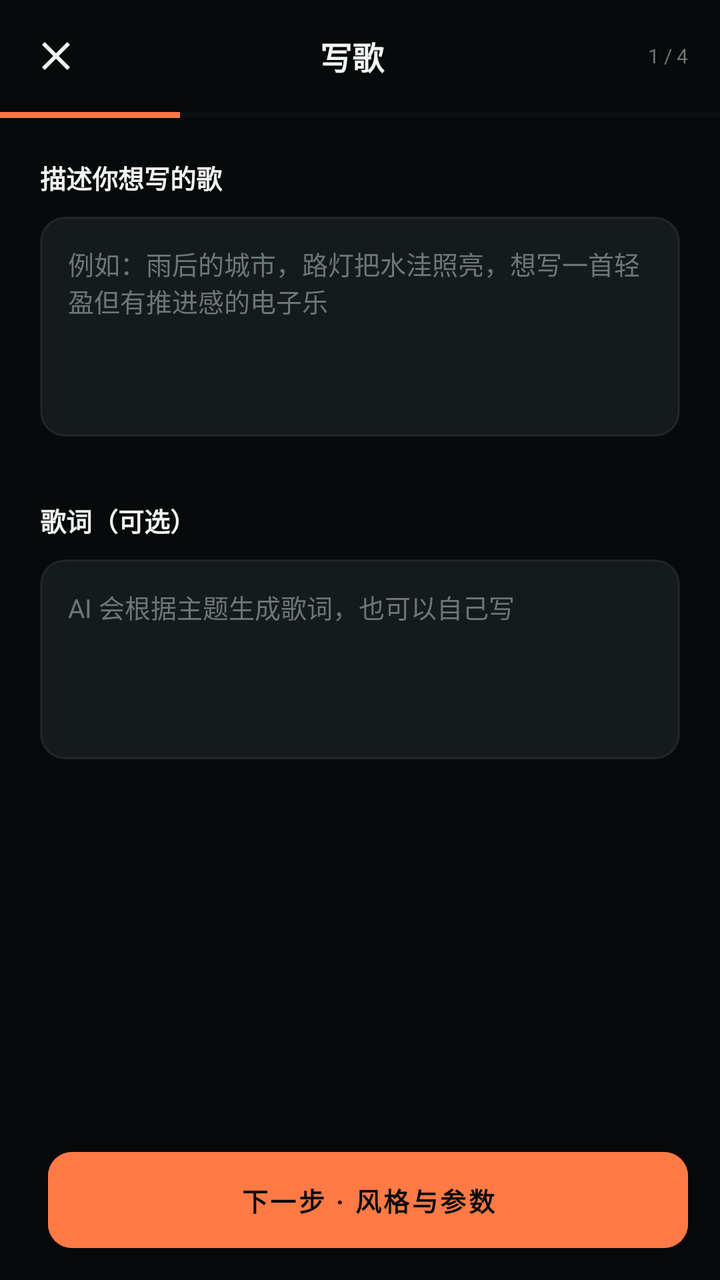
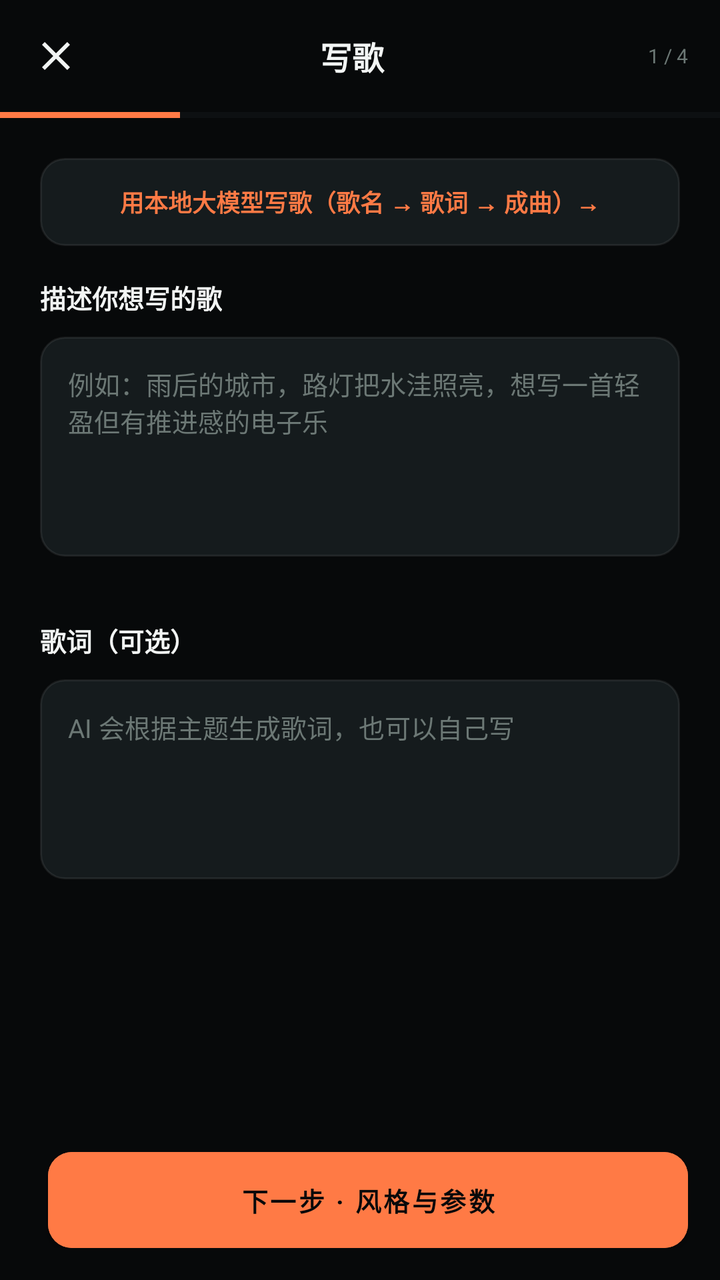

Screens rendered from an Android XML layout before and after an edit, with the pre-edit source and the edit as a unified diff.
<!-- AndroidManifest.xml: application theme Theme.SonicHub -->
<!-- res/layout/activity_create.xml -->
<?xml version="1.0" encoding="utf-8"?>
<LinearLayout xmlns:android="http://schemas.android.com/apk/res/android"
    xmlns:app="http://schemas.android.com/apk/res-auto"
    android:layout_width="match_parent"
    android:layout_height="match_parent"
    android:background="@color/bg"
    android:orientation="vertical">

    <LinearLayout
        android:layout_width="match_parent"
        android:layout_height="56dp"
        android:gravity="center_vertical"
        android:orientation="horizontal"
        android:paddingStart="8dp"
        android:paddingEnd="16dp">

        <ImageButton
            android:id="@+id/closeButton"
            android:layout_width="40dp"
            android:layout_height="40dp"
            android:background="?attr/selectableItemBackgroundBorderless"
            android:contentDescription="关闭"
            android:src="@drawable/ic_close"
            app:tint="@color/text" />

        <TextView
            android:id="@+id/title"
            android:layout_width="0dp"
            android:layout_height="wrap_content"
            android:layout_weight="1"
            android:gravity="center"
            android:text="写歌"
            android:textColor="@color/text"
            android:textSize="16sp"
            android:textStyle="bold" />

        <TextView
            android:id="@+id/stepText"
            android:layout_width="40dp"
            android:layout_height="wrap_content"
            android:gravity="end"
            android:text="1 / 4"
            android:textColor="@color/text_3"
            android:textSize="10sp" />
    </LinearLayout>

    <ProgressBar
        android:id="@+id/stepProgress"
        style="?android:attr/progressBarStyleHorizontal"
        android:layout_width="match_parent"
        android:layout_height="3dp"
        android:max="100"
        android:progress="25"
        android:progressTint="@color/accent"
        android:progressBackgroundTint="@color/surface_3" />

    <ScrollView
        android:layout_width="match_parent"
        android:layout_height="0dp"
        android:layout_weight="1"
        android:fillViewport="true"
        android:scrollbars="none">

        <LinearLayout
            android:layout_width="match_parent"
            android:layout_height="wrap_content"
            android:orientation="vertical"
            android:paddingStart="20dp"
            android:paddingTop="20dp"
            android:paddingEnd="20dp"
            android:paddingBottom="20dp">

            <LinearLayout
                android:id="@+id/step1"
                android:layout_width="match_parent"
                android:layout_height="wrap_content"
                android:orientation="vertical">

                <TextView
                    android:layout_width="wrap_content"
                    android:layout_height="wrap_content"
                    android:text="描述你想写的歌"
                    android:textColor="@color/text"
                    android:textSize="13sp"
                    android:textStyle="bold" />

                <EditText
                    android:id="@+id/promptInput"
                    android:layout_width="match_parent"
                    android:layout_height="110dp"
                    android:layout_marginTop="10dp"
                    android:background="@drawable/bg_input"
                    android:gravity="top|start"
                    android:hint="例如：雨后的城市，路灯把水洼照亮，想写一首轻盈但有推进感的电子乐"
                    android:padding="14dp"
                    android:textColor="@color/text"
                    android:textColorHint="@color/text_3"
                    android:textSize="13sp" />

                <HorizontalScrollView
                    android:layout_width="match_parent"
                    android:layout_height="wrap_content"
                    android:layout_marginTop="12dp"
                    android:scrollbars="none">

                    <LinearLayout
                        android:id="@+id/templateRow"
                        android:layout_width="wrap_content"
                        android:layout_height="wrap_content"
                        android:orientation="horizontal" />
                </HorizontalScrollView>

                <TextView
                    android:layout_width="wrap_content"
                    android:layout_height="wrap_content"
                    android:layout_marginTop="20dp"
                    android:text="歌词（可选）"
                    android:textColor="@color/text"
                    android:textSize="13sp"
                    android:textStyle="bold" />

                <EditText
                    android:id="@+id/lyricsInput"
                    android:layout_width="match_parent"
                    android:layout_height="100dp"
                    android:layout_marginTop="10dp"
                    android:background="@drawable/bg_input"
                    android:gravity="top|start"
                    android:hint="AI 会根据主题生成歌词，也可以自己写"
                    android:padding="14dp"
                    android:textColor="@color/text"
                    android:textColorHint="@color/text_3"
                    android:textSize="13sp" />
            </LinearLayout>

            <LinearLayout
                android:id="@+id/step2"
                android:layout_width="match_parent"
                android:layout_height="wrap_content"
                android:orientation="vertical"
                android:visibility="gone">

                <TextView
                    android:layout_width="wrap_content"
                    android:layout_height="wrap_content"
                    android:text="风格（最多 3 个）"
                    android:textColor="@color/text"
                    android:textSize="13sp"
                    android:textStyle="bold" />

                <com.google.android.material.chip.ChipGroup
                    android:id="@+id/styleGroup"
                    android:layout_width="match_parent"
                    android:layout_height="wrap_content"
                    android:layout_marginTop="8dp"
                    app:chipSpacingHorizontal="8dp"
                    app:singleSelection="false" />

                <TextView
                    android:layout_width="wrap_content"
                    android:layout_height="wrap_content"
                    android:layout_marginTop="18dp"
                    android:text="时长"
                    android:textColor="@color/text"
                    android:textSize="13sp"
                    android:textStyle="bold" />

                <com.google.android.material.chip.ChipGroup
                    android:id="@+id/durationGroup"
                    android:layout_width="match_parent"
                    android:layout_height="wrap_content"
                    android:layout_marginTop="8dp"
                    app:chipSpacingHorizontal="8dp"
                    app:singleSelection="true" />

                <TextView
                    android:layout_width="wrap_content"
                    android:layout_height="wrap_content"
                    android:layout_marginTop="18dp"
                    android:text="人声"
                    android:textColor="@color/text"
                    android:textSize="13sp"
                    android:textStyle="bold" />

                <com.google.android.material.chip.ChipGroup
                    android:id="@+id/vocalGroup"
                    android:layout_width="match_parent"
                    android:layout_height="wrap_content"
                    android:layout_marginTop="8dp"
                    app:chipSpacingHorizontal="8dp"
                    app:singleSelection="true" />

                <TextView
                    android:layout_width="wrap_content"
                    android:layout_height="wrap_content"
                    android:layout_marginTop="18dp"
                    android:text="音质"
                    android:textColor="@color/text"
                    android:textSize="13sp"
                    android:textStyle="bold" />

                <com.google.android.material.chip.ChipGroup
                    android:id="@+id/qualityGroup"
                    android:layout_width="match_parent"
                    android:layout_height="wrap_content"
                    android:layout_marginTop="8dp"
                    app:chipSpacingHorizontal="8dp"
                    app:singleSelection="true" />

                <Switch
                    android:id="@+id/stemsSwitch"
                    android:layout_width="match_parent"
                    android:layout_height="wrap_content"
                    android:layout_marginTop="18dp"
                    android:checked="true"
                    android:text="生成分轨（人声、鼓、贝斯、旋律）"
                    android:textColor="@color/text_2"
                    android:textSize="12sp" />
            </LinearLayout>

            <LinearLayout
                android:id="@+id/step3"
                android:layout_width="match_parent"
                android:layout_height="wrap_content"
                android:orientation="vertical"
                android:visibility="gone">

                <LinearLayout
                    android:layout_width="match_parent"
                    android:layout_height="wrap_content"
                    android:background="@drawable/bg_card"
                    android:orientation="vertical"
                    android:padding="16dp">

                    <TextView
                        android:layout_width="wrap_content"
                        android:layout_height="wrap_content"
                        android:fontFamily="monospace"
                        android:text="本次创作"
                        android:textColor="@color/text_3"
                        android:textSize="9sp" />

                    <TextView
                        android:id="@+id/quoteSummary"
                        android:layout_width="match_parent"
                        android:layout_height="wrap_content"
                        android:layout_marginTop="6dp"
                        android:textColor="@color/text"
                        android:textSize="17sp"
                        android:textStyle="bold" />

                    <TextView
                        android:id="@+id/quoteDetail"
                        android:layout_width="match_parent"
                        android:layout_height="wrap_content"
                        android:layout_marginTop="12dp"
                        android:lineSpacingExtra="6dp"
                        android:textColor="@color/text_2"
                        android:textSize="12sp" />
                </LinearLayout>

                <TextView
                    android:id="@+id/balanceText"
                    android:layout_width="match_parent"
                    android:layout_height="wrap_content"
                    android:layout_marginTop="12dp"
                    android:textColor="@color/text_3"
                    android:textSize="11sp" />

                <CheckBox
                    android:id="@+id/agree1"
                    android:layout_width="match_parent"
                    android:layout_height="wrap_content"
                    android:layout_marginTop="14dp"
                    android:buttonTint="@color/accent"
                    android:text="我已阅读并同意《AI 生成内容使用说明》"
                    android:textColor="@color/text_2"
                    android:textSize="11sp" />

                <CheckBox
                    android:id="@+id/agree2"
                    android:layout_width="match_parent"
                    android:layout_height="wrap_content"
                    android:buttonTint="@color/accent"
                    android:text="我确认输入内容不侵犯他人著作权，作品将标注 AI 生成"
                    android:textColor="@color/text_2"
                    android:textSize="11sp" />
            </LinearLayout>

            <LinearLayout
                android:id="@+id/step4"
                android:layout_width="match_parent"
                android:layout_height="wrap_content"
                android:orientation="vertical"
                android:visibility="gone">

                <TextView
                    android:id="@+id/stageText"
                    android:layout_width="match_parent"
                    android:layout_height="wrap_content"
                    android:layout_marginTop="10dp"
                    android:gravity="center"
                    android:text="正在创建任务…"
                    android:textColor="@color/text"
                    android:textSize="14sp"
                    android:textStyle="bold" />

                <ProgressBar
                    android:id="@+id/genProgress"
                    style="?android:attr/progressBarStyleHorizontal"
                    android:layout_width="match_parent"
                    android:layout_height="8dp"
                    android:layout_marginTop="18dp"
                    android:max="100"
                    android:progress="0"
                    android:progressTint="@color/accent"
                    android:progressBackgroundTint="@color/surface_3" />

                <TextView
                    android:id="@+id/progressHint"
                    android:layout_width="match_parent"
                    android:layout_height="wrap_content"
                    android:layout_marginTop="10dp"
                    android:gravity="center"
                    android:text="可以离开此页，完成后会通知你"
                    android:textColor="@color/text_3"
                    android:textSize="10sp" />

                <LinearLayout
                    android:id="@+id/resultGroup"
                    android:layout_width="match_parent"
                    android:layout_height="wrap_content"
                    android:layout_marginTop="22dp"
                    android:orientation="vertical"
                    android:visibility="gone">

                    <TextView
                        android:layout_width="wrap_content"
                        android:layout_height="wrap_content"
                        android:text="发布设置"
                        android:textColor="@color/text"
                        android:textSize="14sp"
                        android:textStyle="bold" />

                    <EditText
                        android:id="@+id/workTitle"
                        android:layout_width="match_parent"
                        android:layout_height="46dp"
                        android:layout_marginTop="10dp"
                        android:background="@drawable/bg_input"
                        android:hint="作品名"
                        android:paddingStart="14dp"
                        android:paddingEnd="14dp"
                        android:textColor="@color/text"
                        android:textColorHint="@color/text_3"
                        android:textSize="13sp" />

                    <TextView
                        android:layout_width="wrap_content"
                        android:layout_height="wrap_content"
                        android:layout_marginTop="14dp"
                        android:text="可见性"
                        android:textColor="@color/text_2"
                        android:textSize="12sp" />

                    <com.google.android.material.chip.ChipGroup
                        android:id="@+id/visibilityGroup"
                        android:layout_width="match_parent"
                        android:layout_height="wrap_content"
                        android:layout_marginTop="6dp"
                        app:chipSpacingHorizontal="8dp"
                        app:singleSelection="true" />

                    <CheckBox
                        android:id="@+id/aiCheck"
                        android:layout_width="match_parent"
                        android:layout_height="wrap_content"
                        android:layout_marginTop="12dp"
                        android:buttonTint="@color/accent"
                        android:text="本作品由 AI 生成，我确认不侵犯他人著作权"
                        android:textColor="@color/text_2"
                        android:textSize="11sp" />

                    <com.google.android.material.button.MaterialButton
                        android:id="@+id/publishButton"
                        style="@style/Widget.Button.Primary"
                        android:layout_width="match_parent"
                        android:layout_height="46dp"
                        android:layout_marginTop="12dp"
                        android:text="提交审核并发布" />
                </LinearLayout>

                <TextView
                    android:id="@+id/cancelButton"
                    android:layout_width="match_parent"
                    android:layout_height="wrap_content"
                    android:layout_marginTop="16dp"
                    android:gravity="center"
                    android:padding="10dp"
                    android:text="取消生成并退还积分"
                    android:textColor="@color/danger"
                    android:textSize="11sp" />
            </LinearLayout>
        </LinearLayout>
    </ScrollView>

    <LinearLayout
        android:layout_width="match_parent"
        android:layout_height="wrap_content"
        android:gravity="center_vertical"
        android:orientation="horizontal"
        android:padding="16dp">

        <TextView
            android:id="@+id/backStep"
            android:layout_width="wrap_content"
            android:layout_height="wrap_content"
            android:padding="10dp"
            android:text="上一步"
            android:textColor="@color/text_2"
            android:textSize="12sp"
            android:visibility="gone" />

        <com.google.android.material.button.MaterialButton
            android:id="@+id/nextButton"
            style="@style/Widget.Button.Primary"
            android:layout_width="0dp"
            android:layout_height="48dp"
            android:layout_marginStart="8dp"
            android:layout_weight="1"
            android:text="下一步 · 风格与参数" />
    </LinearLayout>
</LinearLayout>
<!-- resources referenced by this layout -->
<resources>
  <color name="accent">#FFFF7A45</color>
  <color name="bg">#FF07090A</color>
  <color name="danger">#FFFF5F5F</color>
  <color name="surface_3">#FF1C2426</color>
  <color name="text">#FFF2F5F4</color>
  <color name="text_2">#FFA3AEAB</color>
  <color name="text_3">#FF6C7875</color>
  <!-- drawable bg_card (drawable) -->
  <?xml version="1.0" encoding="utf-8"?>
  <shape xmlns:android="http://schemas.android.com/apk/res/android">
      <solid android:color="@color/surface" />
      <corners android:radius="16dp" />
      <stroke android:width="1dp" android:color="@color/line" />
  </shape>
  <!-- drawable bg_input (drawable) -->
  <?xml version="1.0" encoding="utf-8"?>
  <shape xmlns:android="http://schemas.android.com/apk/res/android">
      <solid android:color="@color/surface_2" />
      <corners android:radius="12dp" />
      <stroke android:width="1dp" android:color="@color/line" />
  </shape>
  <!-- drawable ic_close (drawable) -->
  <?xml version="1.0" encoding="utf-8"?>
  <vector xmlns:android="http://schemas.android.com/apk/res/android"
      android:width="24dp" android:height="24dp"
      android:viewportWidth="24" android:viewportHeight="24">
      <path android:fillColor="#FFFFFFFF"
          android:pathData="M19,6.41L17.59,5 12,10.59 6.41,5 5,6.41 10.59,12 5,17.59 6.41,19 12,13.41 17.59,19 19,17.59 13.41,12z" />
  </vector>
  <style name="Widget.Button.Primary" parent="Widget.MaterialComponents.Button">
          <item name="android:backgroundTint">@color/accent</item>
          <item name="android:textColor">@color/bg</item>
          <item name="android:textSize">13sp</item>
          <item name="android:textStyle">bold</item>
          <item name="android:insetTop">0dp</item>
          <item name="android:insetBottom">0dp</item>
          <item name="cornerRadius">12dp</item>
      </style>
  <style name="Theme.SonicHub" parent="Theme.MaterialComponents.NoActionBar">
          <item name="colorPrimary">@color/accent</item>
          <item name="colorPrimaryDark">@color/bg</item>
          <item name="colorSecondary">@color/mint</item>
          <item name="colorSurface">@color/surface</item>
          <item name="colorOnSurface">@color/text</item>
          <item name="android:windowBackground">@color/bg</item>
          <item name="android:statusBarColor">@color/bg</item>
          <item name="android:navigationBarColor">@color/bg</item>
          <item name="android:windowLightStatusBar">false</item>
          <item name="android:textColorPrimary">@color/text</item>
          <item name="android:textColorSecondary">@color/text_2</item>
          <item name="android:fontFamily">sans-serif</item>
          <item name="android:forceDarkAllowed">false</item>
      </style>
  <color name="surface">#FF0F1415</color>
  <color name="line">#14FFFFFF</color>
  <color name="surface_2">#FF151B1D</color>
  <color name="mint">#FF8EE6C6</color>
</resources>

<!-- the commit's change to res/layout/activity_create.xml (unified diff, before → after) -->
@@ -77,6 +77,18 @@
                 android:orientation="vertical">
 
                 <TextView
+                    android:id="@+id/aiMusicEntry"
+                    android:layout_width="match_parent"
+                    android:layout_height="44dp"
+                    android:layout_marginBottom="16dp"
+                    android:background="@drawable/bg_input"
+                    android:gravity="center"
+                    android:text="用本地大模型写歌（歌名 → 歌词 → 成曲）→"
+                    android:textColor="@color/accent"
+                    android:textSize="12sp"
+                    android:textStyle="bold" />
+
+                <TextView
                     android:layout_width="wrap_content"
                     android:layout_height="wrap_content"
                     android:text="描述你想写的歌"
